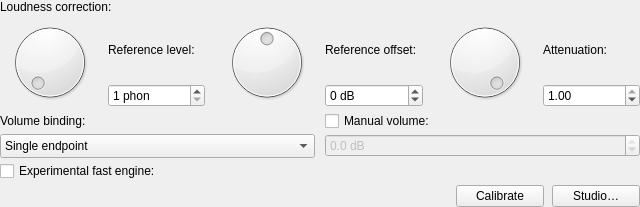
Before: the Qt Designer form Editor/guis/LoudnessCorrectionFilterGUI.ui in xup61069/EqAPO64_with_VST3_support, drawn with Qt 5.
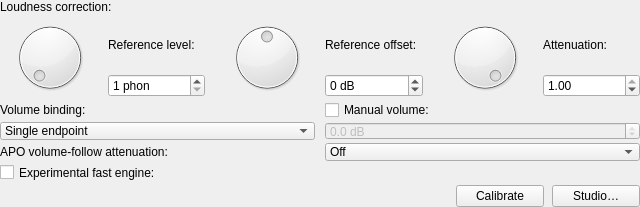
After: the same form once the commit is applied. Custom widgets are drawn as their Qt base class.

Commit message: feat: add APO volume-follow curves (#5)

Patch:
```diff
--- a/Editor/guis/LoudnessCorrectionFilterGUI.ui
+++ b/Editor/guis/LoudnessCorrectionFilterGUI.ui
@@ -355,7 +355,50 @@
        </property>
       </widget>
      </item>
-     <item row="2" column="0" colspan="2">
+     <item row="2" column="0">
+      <widget class="QLabel" name="volumeFollowLabel">
+       <property name="text">
+        <string>APO volume-follow attenuation:</string>
+       </property>
+       <property name="buddy">
+        <cstring>volumeFollowComboBox</cstring>
+       </property>
+      </widget>
+     </item>
+     <item row="2" column="1">
+      <widget class="QComboBox" name="volumeFollowComboBox">
+       <property name="sizePolicy">
+        <sizepolicy hsizetype="Expanding" vsizetype="Fixed">
+         <horstretch>0</horstretch>
+         <verstretch>0</verstretch>
+        </sizepolicy>
+       </property>
+       <property name="toolTip">
+        <string>Applies Windows volume as an extra gain inside Equalizer APO. Use this only when the routed endpoint reports volume changes but does not attenuate audio; otherwise attenuation is applied twice. Linear uses the endpoint scalar, Logarithmic squares it, and Windows uses the endpoint's reported dB.</string>
+       </property>
+       <item>
+        <property name="text">
+         <string>Off</string>
+        </property>
+       </item>
+       <item>
+        <property name="text">
+         <string>Linear</string>
+        </property>
+       </item>
+       <item>
+        <property name="text">
+         <string>Logarithmic</string>
+        </property>
+       </item>
+       <item>
+        <property name="text">
+         <string>Windows (reported dB)</string>
+        </property>
+       </item>
+      </widget>
+     </item>
+     <item row="3" column="0" colspan="2">
       <widget class="QCheckBox" name="fastEngineCheckBox">
        <property name="toolTip">
         <string>Experimental two-filter approximation. Uses less CPU but may differ noticeably from Full, especially at very low listening levels.</string>
```
The commit also changes 35 other files.
